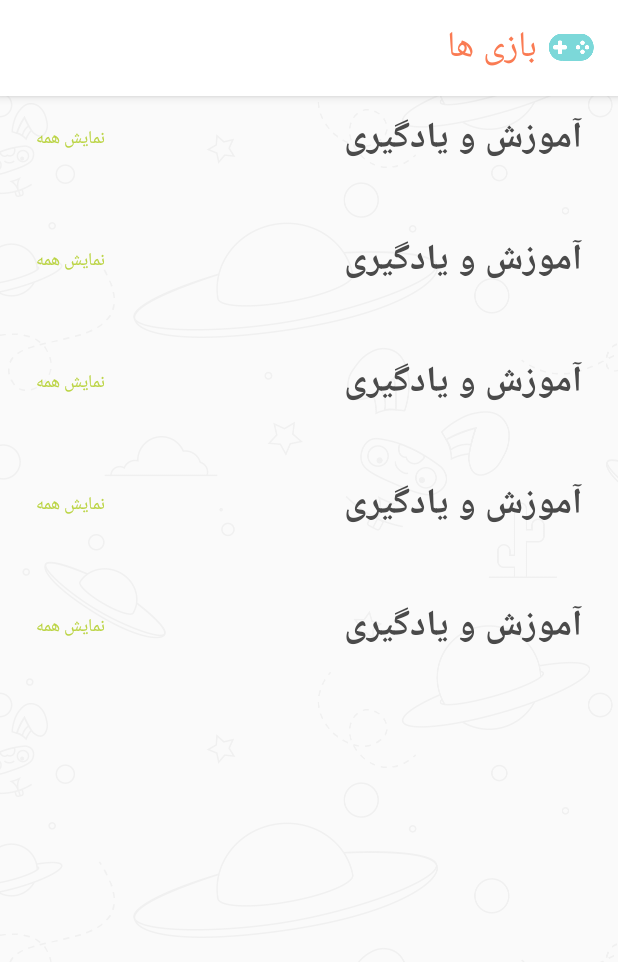
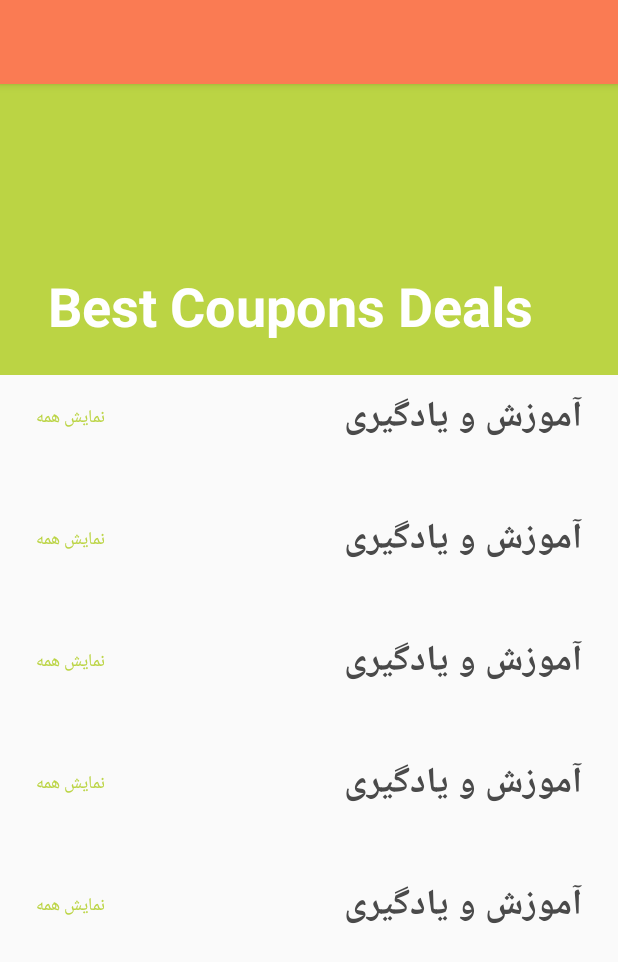
Before and after one commit to Kadouk/Kadouk-Android, an Android app: the fragment GameFragment shown on its own in the app's theme, on a phone screen of 412 x 824 dp. Shown: the top 962 px of the screen. Run offline under Robolectric (Android 15) with nearby library versions, the phone set to English and light mode, and no system bars; 3 statements that could not run were skipped.

Commit message:
add collapsing toolbar to home

```diff
--- a/app/build.gradle
+++ b/app/build.gradle
@@ -4,7 +4,7 @@ android {
     compileSdkVersion 26
     defaultConfig {
         applicationId "com.kadouk.app"
-        minSdkVersion 14
+        minSdkVersion 17
         targetSdkVersion 26
         versionCode 1
         versionName "1.0"
--- a/app/src/main/java/com/kadouk/app/GameFragment.java
+++ b/app/src/main/java/com/kadouk/app/GameFragment.java
@@ -1,12 +1,14 @@
 package com.kadouk.app;
 
 import android.os.Bundle;
+import android.support.design.widget.CollapsingToolbarLayout;
 import android.support.v4.app.Fragment;
 import android.support.v4.app.FragmentManager;
 import android.support.v7.widget.LinearLayoutManager;
 import android.support.v7.widget.PagerSnapHelper;
 import android.support.v7.widget.RecyclerView;
 import android.support.v7.widget.SnapHelper;
+import android.support.v7.widget.Toolbar;
 import android.util.Log;
 import android.view.LayoutInflater;
 import android.view.View;
@@ -44,6 +46,21 @@ public class GameFragment extends Fragment implements FragmentManager.OnBackStac
     public View onCreateView(LayoutInflater inflater, ViewGroup container,
                              Bundle savedInstanceState) {
         View view = inflater.inflate(R.layout.fragment_game, container, false);
+
+        CollapsingToolbarLayout ctl = (CollapsingToolbarLayout) view.findViewById(R.id.home_collapsing_toolbar);
+        ctl.setTitle("Best Coupons Deals");
+        ctl.setCollapsedTitleTextAppearance(R.style.coll_toolbar_title);
+        ctl.setExpandedTitleTextAppearance(R.style.exp_toolbar_title);
+
+        Toolbar myToolbar = (Toolbar) view.findViewById(R.id.toolbar);
+        ((MainActivity)getActivity()).setSupportActionBar(myToolbar);
+
+        ((MainActivity)getActivity()).getSupportActionBar().setHomeButtonEnabled(true);
+        ((MainActivity)getActivity()). getSupportActionBar().setDisplayHomeAsUpEnabled(true);
+
+        //TextView tv =(TextView)view.findViewById(R.id.coupons_lst);
+        //tv.setText(CouponStoreData.arrayOfCoupons.toString());
+
 
         TextView openCat1 = view.findViewById(R.id.cat1_txv_open);
         openCat1.setOnClickListener(new View.OnClickListener() {
--- a/app/src/main/res/layout/fragment_game.xml
+++ b/app/src/main/res/layout/fragment_game.xml
@@ -1,43 +1,52 @@
-<LinearLayout xmlns:android="http://schemas.android.com/apk/res/android"
+<?xml version="1.0" encoding="utf-8"?>
+<android.support.design.widget.CoordinatorLayout xmlns:android="http://schemas.android.com/apk/res/android"
+    xmlns:app="http://schemas.android.com/apk/res-auto"
+    xmlns:tools="http://schemas.android.com/tools"
+    android:id="@+id/appbar_layout_fragment"
     android:layout_width="match_parent"
-    android:layout_height="match_parent"
-    xmlns:tools="http://schemas.android.com/tools"
-    tools:context="com.kadouk.app.GameFragment"
-    android:orientation="vertical"
-    android:background="@drawable/background_dark">
+    android:layout_height="match_parent">
 
-    <android.support.v7.widget.Toolbar xmlns:app="http://schemas.android.com/apk/res-auto"
-        android:id="@+id/toolbar"
-        style="@style/toolbar"
-        android:elevation="@dimen/toolbar_shadow"
-        app:popupTheme="@style/ThemeOverlay.AppCompat.Light"
-        app:theme="@style/Theme.AppCompat.DayNight.NoActionBar">
+    <android.support.design.widget.AppBarLayout
+        android:id="@+id/appbar"
+        android:layout_width="match_parent"
+        android:layout_height="wrap_content">
 
+        <android.support.design.widget.CollapsingToolbarLayout
+            android:id="@+id/home_collapsing_toolbar"
+            android:layout_width="match_parent"
+            android:layout_height="match_parent"
+            app:layout_scrollFlags="scroll|exitUntilCollapsed">
 
-        <ImageView
-            android:layout_width="wrap_content"
-            android:layout_height="wrap_content"
-            android:layout_gravity="end"
-            android:layout_marginRight="@dimen/space_double"
-            android:src="@mipmap/ic_games" />
+            <TextView
+                android:id="@+id/page_title"
+                android:layout_width="match_parent"
+                android:layout_height="match_parent"
+                android:background="@color/colorAccent"
+                android:height="250dp"
+                app:layout_collapseMode="parallax">
 
-        <TextView
-            android:id="@+id/game_toolbar_title"
-            style="@style/gameToolbarTitle"
-            android:text="@string/games" />
+            </TextView>
+            <android.support.v7.widget.Toolbar
+                android:id="@+id/toolbar"
+                android:layout_width="match_parent"
+                android:layout_height="?attr/actionBarSize"
+                android:background="?attr/colorPrimary"
+                android:elevation="4dp"
+                app:layout_collapseMode="pin">
 
-    </android.support.v7.widget.Toolbar>
+            </android.support.v7.widget.Toolbar>
+        </android.support.design.widget.CollapsingToolbarLayout>
+    </android.support.design.widget.AppBarLayout>
 
-    <ScrollView
+    <android.support.v4.widget.NestedScrollView
         android:layout_width="match_parent"
         android:layout_height="match_parent"
-        android:fillViewport="true"
-        android:scrollbars="none">
+        app:layout_behavior="@string/appbar_scrolling_view_behavior">
 
         <LinearLayout
-        android:layout_width="match_parent"
-        android:layout_height="wrap_content"
-        android:orientation="vertical">
+            android:layout_width="match_parent"
+            android:layout_height="wrap_content"
+            android:orientation="vertical">
 
             <LinearLayout
                 android:layout_width="match_parent"
@@ -180,5 +189,6 @@
                 style="@style/recyclerView" />
 
         </LinearLayout>
-    </ScrollView>
-</LinearLayout>
+
+    </android.support.v4.widget.NestedScrollView>
+</android.support.design.widget.CoordinatorLayout>
--- a/app/src/main/res/values/styles.xml
+++ b/app/src/main/res/values/styles.xml
@@ -238,4 +238,15 @@
         <item name="android:windowAnimationStyle">@null</item>
     </style>
 
+    <style name="exp_toolbar_title" parent="@android:style/TextAppearance.Holo.Medium">
+        <item name="android:textSize">36dp</item>
+        <item name="android:textColor">@android:color/white</item>
+        <item name="android:textAlignment">center</item>
+        <item name="android:textStyle">bold</item>
+    </style>
+    <style name="coll_toolbar_title" parent="@android:style/TextAppearance.Medium">
+        <item name="android:textSize">20dp</item>
+        <item name="android:textColor">@android:color/white</item>
+    </style>
+
 </resources>
```
